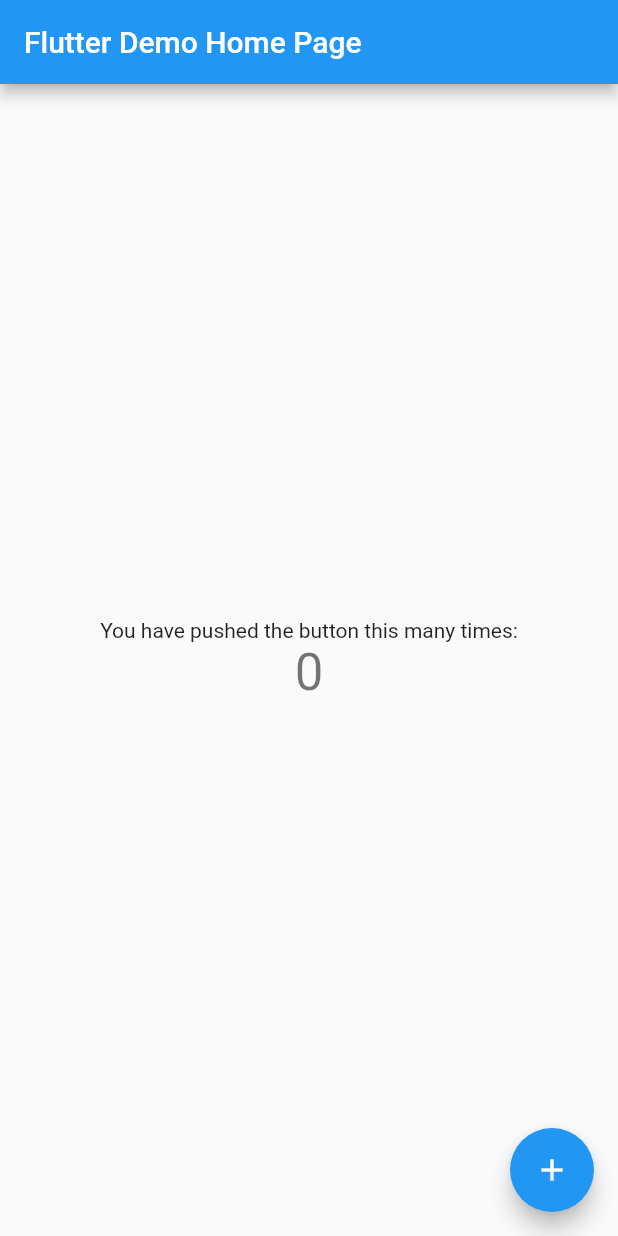
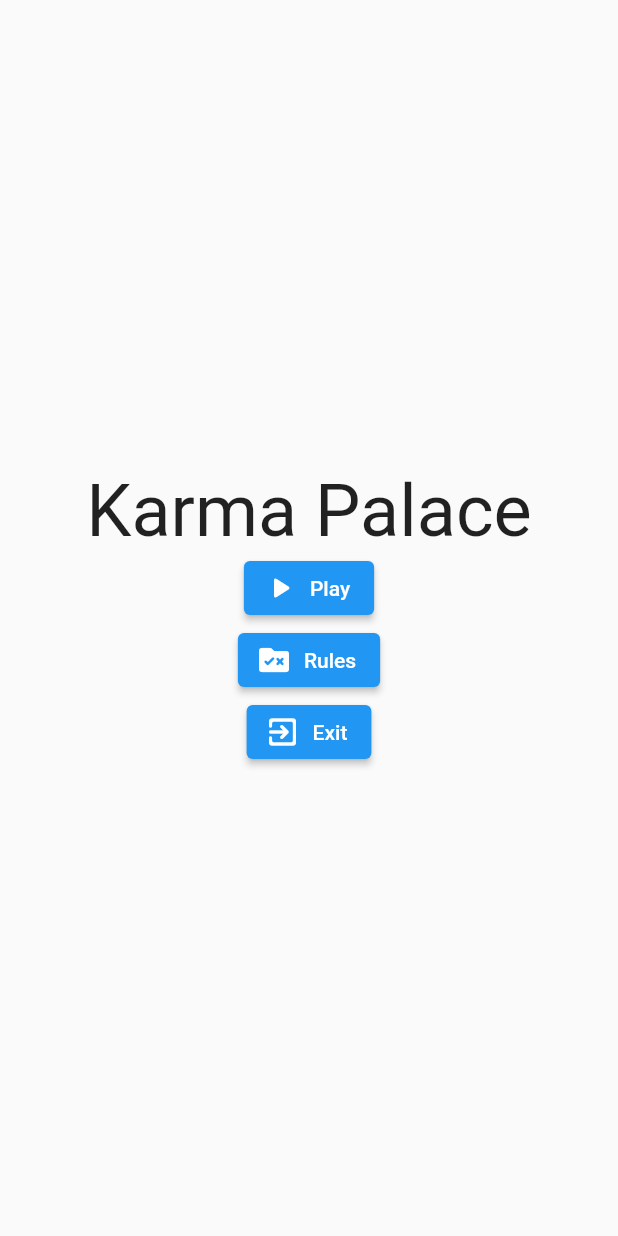
Before and after one commit to nathanogunleye/karma_palace, a Flutter app: the screen it shows after launch, on a phone screen of 412 x 824 dp. Run offline on Flutter 3.47's test engine with Material 2 defaults, Android fonts, the phone set to English and light mode, and no system bars; our stand-ins replace dio, retrofit; generated files the repository leaves out were written again.

Commit message:
#4: Create menu screen

```diff
--- /dev/null
+++ b/lib/constants/text_constants.dart
@@ -0,0 +1 @@
+const String kAppName = 'Karma Palace';
--- a/lib/main.dart
+++ b/lib/main.dart
@@ -1,4 +1,5 @@
 import 'package:flutter/material.dart';
+import 'package:karma_palace/screen/home_screen.dart';
 
 void main() {
   runApp(const MyApp());
@@ -11,20 +12,11 @@ class MyApp extends StatelessWidget {
   @override
   Widget build(BuildContext context) {
     return MaterialApp(
-      title: 'Flutter Demo',
+      title: 'Karma Palace',
       theme: ThemeData(
-        // This is the theme of your application.
-        //
-        // Try running your application with "flutter run". You'll see the
-        // application has a blue toolbar. Then, without quitting the app, try
-        // changing the primarySwatch below to Colors.green and then invoke
-        // "hot reload" (press "r" in the console where you ran "flutter run",
-        // or simply save your changes to "hot reload" in a Flutter IDE).
-        // Notice that the counter didn't reset back to zero; the application
-        // is not restarted.
         primarySwatch: Colors.blue,
       ),
-      home: const MyHomePage(title: 'Flutter Demo Home Page'),
+      home: const HomeScreen(),
     );
   }
 }
--- /dev/null
+++ b/lib/screen/home_screen.dart
@@ -0,0 +1,55 @@
+import 'dart:io';
+
+import 'package:flutter/material.dart';
+import 'package:karma_palace/constants/text_constants.dart';
+
+class HomeScreen extends StatefulWidget {
+  const HomeScreen({
+    Key? key,
+  }) : super(key: key);
+
+  @override
+  State<HomeScreen> createState() => _HomeScreenState();
+}
+
+class _HomeScreenState extends State<HomeScreen> {
+  @override
+  Widget build(BuildContext context) {
+    return Scaffold(
+      body: Center(
+        child: Column(
+          mainAxisAlignment: MainAxisAlignment.center,
+          children: [
+            const Text(
+              kAppName,
+              style: TextStyle(
+                fontSize: 48.0,
+              ),
+            ),
+            ElevatedButton.icon(
+              icon: const Icon(
+                Icons.play_arrow_rounded,
+              ),
+              label: const Text('Play'),
+              onPressed: () {},
+            ),
+            ElevatedButton.icon(
+              icon: const Icon(
+                Icons.rule_folder_rounded,
+              ),
+              label: const Text('Rules'),
+              onPressed: () {},
+            ),
+            ElevatedButton.icon(
+              icon: const Icon(
+                Icons.exit_to_app_rounded,
+              ),
+              label: const Text('Exit'),
+              onPressed: () => exit(0),
+            ),
+          ],
+        ),
+      ),
+    );
+  }
+}
--- a/pubspec.yaml
+++ b/pubspec.yaml
@@ -23,11 +23,7 @@ dev_dependencies:
   retrofit_generator: ^3.0.0+2
 
 flutter:
-
-  # The following line ensures that the Material Icons font is
-  # included with your application, so that you can use the icons in
-  # the material Icons class.
-  uses-material-design: false
+  uses-material-design: true
 
   # To add assets to your application, add an assets section, like this:
   # assets:
```
